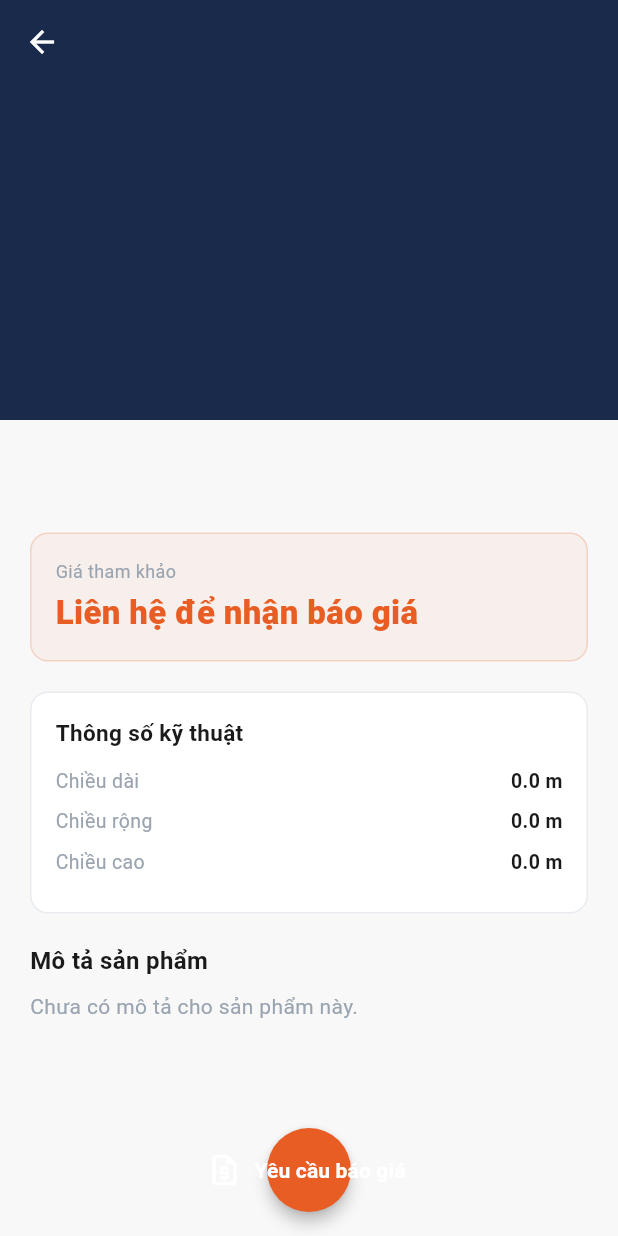
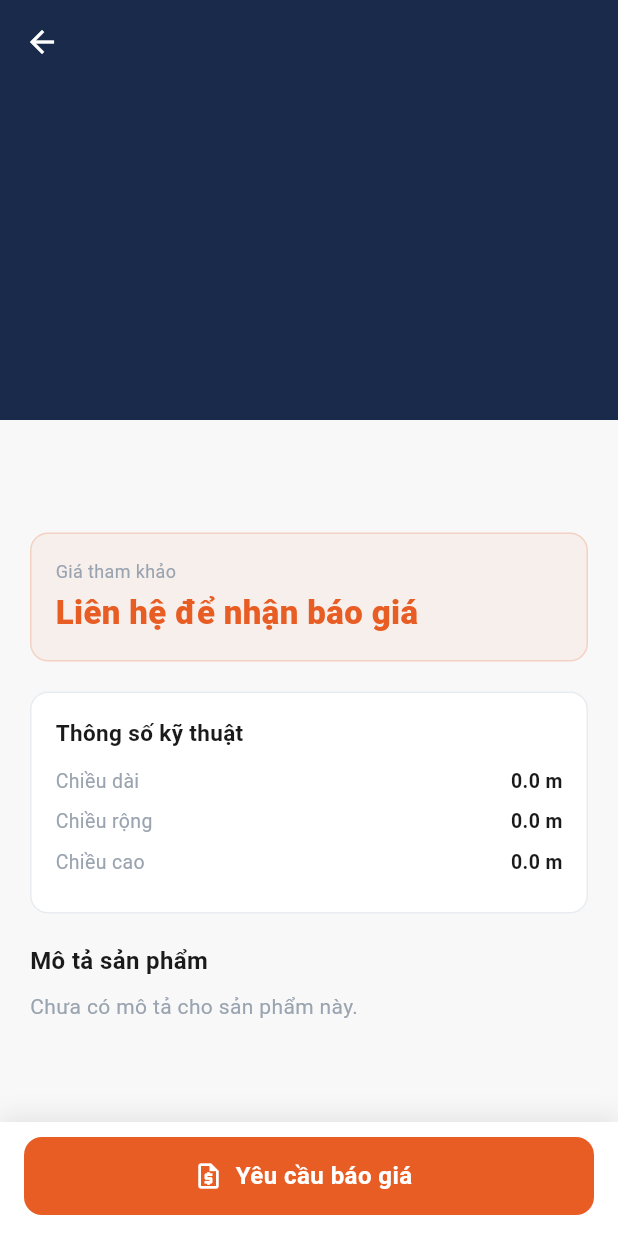
Before and after one commit to harry-duy/quyen-auto-app, a Flutter app: the _ProductDetailView screen opened directly with empty values, on a phone screen of 412 x 824 dp. Run offline on Flutter 3.47's test engine with Material 3 defaults, Android fonts, the phone set to English and light mode, and no system bars; our stand-ins replace badges, cached_network_image, connectivity_plus, dio, firebase_core, firebase_messaging and 11 more; missing offline and left inert: stomp_dart_client; accounts and stored records are empty; network calls fail.

Commit message:
fix: replace broken FAB with full-width bottom action bar on product detail
FloatingActionButton.extended was rendering as a circle with text
overflowing outside. Replaced with a proper ElevatedButton pinned to
the bottom via bottomNavigationBar + SafeArea.

Co-Authored-By: Claude Sonnet 4.6 <noreply@anthropic.com>

```diff
--- a/lib/presentation/product/product_detail_screen.dart
+++ b/lib/presentation/product/product_detail_screen.dart
@@ -215,22 +215,52 @@ class _ProductDetailViewState extends State<_ProductDetailView> {
                       height: 1.6,
                     ),
                   ),
-                  const SizedBox(height: 100),
+                  const SizedBox(height: 24),
                 ],
               ),
             ),
           ),
         ],
       ),
-      floatingActionButton: FloatingActionButton.extended(
-        onPressed: () => context.push(AppRoutes.quotation, extra: product.id),
-        backgroundColor: AppColors.primaryOrange,
-        foregroundColor: AppColors.textWhite,
-        icon: const Icon(Icons.request_quote_outlined),
-        label: const Text('Yêu cầu báo giá',
-            style: TextStyle(fontWeight: FontWeight.w600)),
+      bottomNavigationBar: SafeArea(
+        child: Container(
+          padding: const EdgeInsets.fromLTRB(16, 10, 16, 14),
+          decoration: BoxDecoration(
+            color: AppColors.surface,
+            boxShadow: [
+              BoxShadow(
+                color: Colors.black.withValues(alpha: 0.08),
+                blurRadius: 12,
+                offset: const Offset(0, -4),
+              ),
+            ],
+          ),
+          child: SizedBox(
+            height: 52,
+            child: ElevatedButton.icon(
+              onPressed: () =>
+                  context.push(AppRoutes.quotation, extra: product.id),
+              icon: const Icon(Icons.request_quote_outlined, size: 20),
+              label: const Text(
+                'Yêu cầu báo giá',
+                style: TextStyle(
+                  fontSize: 16,
+                  fontWeight: FontWeight.w700,
+                  letterSpacing: 0.3,
+                ),
+              ),
+              style: ElevatedButton.styleFrom(
+                backgroundColor: AppColors.primaryOrange,
+                foregroundColor: AppColors.textWhite,
+                elevation: 0,
+                shape: RoundedRectangleBorder(
+                  borderRadius: BorderRadius.circular(12),
+                ),
+              ),
+            ),
+          ),
+        ),
       ),
-      floatingActionButtonLocation: FloatingActionButtonLocation.centerFloat,
     );
   }
 
```
